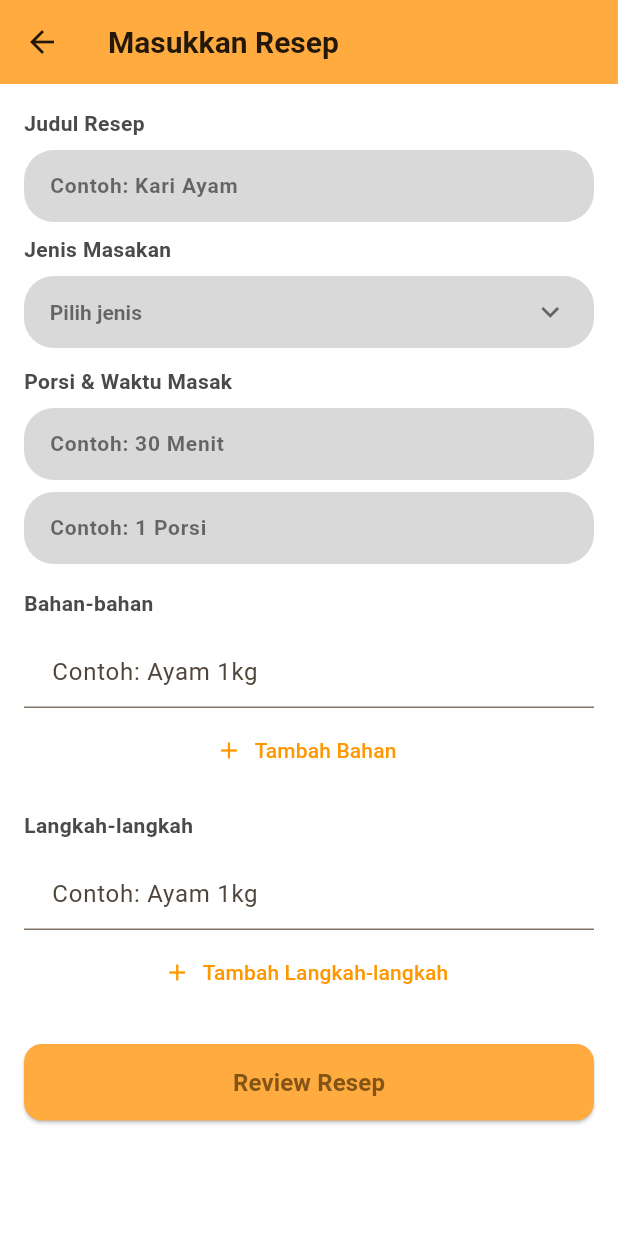
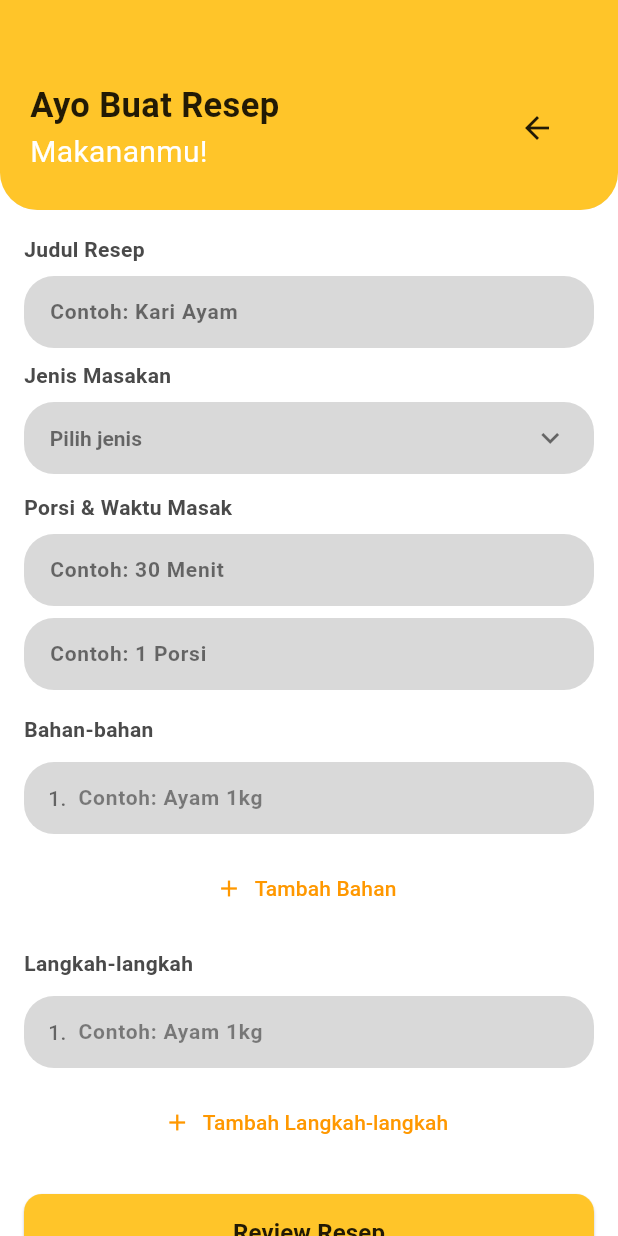
Before and after one commit to dalvero/recibe-box, a Flutter app: the Routing screen opened directly, item 3 of the bottom bar chosen, after a tap on the "add" icon, on a phone screen of 412 x 824 dp. Run offline on Flutter 3.47's test engine with Material 3 defaults, Android fonts, the phone set to English and light mode, and no system bars; our stand-ins replace convex_bottom_bar, image_picker, sqflite; accounts and stored records are empty.

Commit message:
edit UI &  flow apps

```diff
--- a/lib/screens/screen_favorite.dart
+++ b/lib/screens/screen_favorite.dart
@@ -15,18 +15,20 @@ class _ScreenFavoriteState extends State<ScreenFavorite> {
   Widget build(BuildContext context) {
     return Scaffold(
       appBar: MyAppBar(
-        title: 'Buat resep makananmu sendiri',
+        title: 'Buat resep makananmu',
         subtitle: 'di rumahmu sendiri!',
-        backgroundColor: MyThemes.greyColor,
-        height: 120,
+        backgroundColor: MyThemes.primaryColor,
+        height: 140,
+        padding: const EdgeInsets.fromLTRB(20, 30, 20, 0),
         titleStyle: TextStyle(
-          fontSize: 18,
+          fontSize: 23,
           fontWeight: FontWeight.bold,
-          color: MyThemes.greyText,
+          color: MyThemes.textColor,
         ),
         subtitleStyle: TextStyle(
-          fontSize: 16,
-          color: MyThemes.primaryColor,
+          fontSize: 20,
+          fontWeight: FontWeight.normal,
+          color: MyThemes.backgroundColor,
         ),
       ),
       body: const Center(
--- a/lib/screens/screen_form_tambah.dart
+++ b/lib/screens/screen_form_tambah.dart
@@ -1,9 +1,13 @@
+// ignore_for_file: prefer_final_fields
+
 import 'package:flutter/material.dart';
 import 'package:recipe_box/screens/screen_review_resep.dart';
 import 'package:recipe_box/themes/my_themes.dart';
 import 'package:recipe_box/models/resep_model.dart';
+import 'package:recipe_box/widgets/my_app_bar.dart';
 import 'package:recipe_box/widgets/my_dropdown.dart';
 import 'package:recipe_box/widgets/my_textfield.dart';
+import 'package:recipe_box/widgets/my_dynamic_fields.dart';
 
 class ScreenFormTambahResep extends StatefulWidget {
   const ScreenFormTambahResep({super.key});
@@ -36,10 +40,28 @@ class _ScreenFormTambahResepState extends State<ScreenFormTambahResep> {
   Widget build(BuildContext context) {
     return Scaffold(
       backgroundColor: MyThemes.backgroundColor,
-      appBar: AppBar(
-        title: const Text("Masukkan Resep"),
+      appBar: MyAppBar(
+        title: 'Ayo Buat Resep',
+        subtitle: 'Makananmu!',
         backgroundColor: MyThemes.primaryColor,
-        elevation: 0,
+        height: 140,
+        padding: const EdgeInsets.fromLTRB(20, 30, 20, 0),
+        titleStyle: TextStyle(
+          fontSize: 23,
+          fontWeight: FontWeight.bold,
+          color: MyThemes.textColor,
+        ),
+        subtitleStyle: TextStyle(
+          fontSize: 20,
+          fontWeight: FontWeight.normal,
+          color: MyThemes.backgroundColor,
+        ),
+
+        // BACK BUTTON
+        actionWidget: IconButton(
+          icon: Icon(Icons.arrow_back, color: MyThemes.textColor),
+          onPressed: () => Navigator.pop(context),
+        ),
       ),
       body: SingleChildScrollView(
         padding: const EdgeInsets.all(16),
@@ -94,7 +116,7 @@ class _ScreenFormTambahResepState extends State<ScreenFormTambahResep> {
               ..._buildDynamicFields(_langkahControllers, "Tambah Langkah-langkah"),
               const SizedBox(height: 24),
 
-              // Tombol Review
+              // TOMBOL REVIEW
               SizedBox(
                 width: double.infinity,
                 child: ElevatedButton(
@@ -108,7 +130,11 @@ class _ScreenFormTambahResepState extends State<ScreenFormTambahResep> {
                   onPressed: _onReviewPressed,
                   child: const Text(
                     "Review Resep",
-                    style: TextStyle(fontSize: 16, fontWeight: FontWeight.bold),
+                    style: TextStyle(
+                      fontSize: 16,
+                      fontWeight: FontWeight.bold,
+                      color: MyThemes.textColor,
+                    ),
                   ),
                 ),
               ),
@@ -123,28 +149,17 @@ class _ScreenFormTambahResepState extends State<ScreenFormTambahResep> {
     List<TextEditingController> controllers,
     String label,
   ) {
-    List<Widget> widgets = [];
-    for (int i = 0; i < controllers.length; i++) {
-      widgets.add(
-        Padding(
-          padding: const EdgeInsets.symmetric(vertical: 4),
-          child: TextFormField(
-            controller: controllers[i],
-            decoration: InputDecoration(
-              prefixText: "${i + 1}. ",
-              hintText: i == 0 ? "Contoh: Ayam 1kg" : null,
-            ),
-            validator: (v) => v!.isEmpty ? "Isi data ini" : null,
-          ),
+    return [
+      for (int i = 0; i < controllers.length; i++)
+        MyDynamicField(
+          index: i,
+          controller: controllers[i],
+          hintText: i == 0 ? "Contoh: Ayam 1kg" : null,
         ),
-      );
-    }
-    widgets.add(
+      const SizedBox(height: 8),
       Center(
         child: TextButton.icon(
-          onPressed: () {
-            setState(() => controllers.add(TextEditingController()));
-          },
+          onPressed: () => setState(() => controllers.add(TextEditingController())),
           icon: const Icon(Icons.add, color: Colors.orange),
           label: Text(
             label,
@@ -152,9 +167,9 @@ class _ScreenFormTambahResepState extends State<ScreenFormTambahResep> {
           ),
         ),
       ),
-    );
-    return widgets;
+    ];
   }
+
 
   void _onReviewPressed() {
     if (_formKey.currentState!.validate()) {
--- a/lib/screens/screen_tambah_resep.dart
+++ b/lib/screens/screen_tambah_resep.dart
@@ -19,16 +19,18 @@ class _ScreenTambahResepState extends State<ScreenTambahResep> {
       appBar: MyAppBar(
         title: 'Ayo buat resep makanan',
         subtitle: 'versi dirimu sendiri!',
-        backgroundColor: MyThemes.greyColor,
-        height: 120,
+        backgroundColor: MyThemes.primaryColor,
+        height: 140,
+        padding: const EdgeInsets.fromLTRB(20, 30, 20, 0),
         titleStyle: TextStyle(
-          fontSize: 18,
+          fontSize: 23,
           fontWeight: FontWeight.bold,
-          color: MyThemes.greyText,
+          color: MyThemes.textColor,
         ),
         subtitleStyle: TextStyle(
-          fontSize: 16,
-          color: MyThemes.primaryColor,
+          fontSize: 20,
+          fontWeight: FontWeight.normal,
+          color: MyThemes.backgroundColor,
         ),
       ),
       body: const Center(
--- a/lib/themes/my_themes.dart
+++ b/lib/themes/my_themes.dart
@@ -2,8 +2,8 @@ import 'package:flutter/material.dart';
 
 class MyThemes {
   // WARNA UTAMA APLIKASI
-  static const Color primaryColor = Colors.orangeAccent;
-  static const Color secondaryColor = Color(0xFFFFD180);
+  static const Color primaryColor =  Color(0xFFFFC529);
+  static const Color secondaryColor = Color(0xFFFFC529);
   static const Color backgroundColor = Colors.white;
   static const Color textColor = Colors.black87;
   static const Color greyText = Color(0xFF4A4A4A);
--- a/lib/widgets/my_app_bar.dart
+++ b/lib/widgets/my_app_bar.dart
@@ -22,12 +22,12 @@ class MyAppBar extends StatelessWidget implements PreferredSizeWidget {
     this.titleStyle,
     this.subtitleStyle,
     this.backgroundColor = MyThemes.backgroundColor,
-    this.height = 100,
+    this.height = 10,
     this.borderRadius = 25,
     this.showBackButton = false,
     this.titleAlignment = Alignment.centerLeft,
     this.actionWidget,
-    this.padding = const EdgeInsets.symmetric(horizontal: 20, vertical: 10),
+    this.padding = const EdgeInsets.symmetric(horizontal: 20),
     this.gradient,
   });
 
--- a/lib/widgets/my_bottom_bar.dart
+++ b/lib/widgets/my_bottom_bar.dart
@@ -1,5 +1,6 @@
 import 'package:convex_bottom_bar/convex_bottom_bar.dart';
 import 'package:flutter/material.dart';
+import 'package:recipe_box/themes/my_themes.dart';
 
 class MyBottomBar extends StatelessWidget {
   final int selectedIndex;
@@ -14,7 +15,7 @@ class MyBottomBar extends StatelessWidget {
   @override
   Widget build(BuildContext context) {
     return ConvexAppBar(
-      backgroundColor: Colors.orangeAccent,
+      backgroundColor: MyThemes.primaryColor,
       style: TabStyle.react, // ANIMASI SMOOTH KETIKA DITEKAN
       color: Colors.white, // WARNA ICON DEFAULT
       activeColor: Colors.black, // WARNA ICON AKTIF
--- a/lib/widgets/my_dropdown.dart
+++ b/lib/widgets/my_dropdown.dart
@@ -1,3 +1,5 @@
+// ignore_for_file: deprecated_member_use
+
 import 'package:flutter/material.dart';
 import 'package:recipe_box/themes/my_themes.dart';
 
--- /dev/null
+++ b/lib/widgets/my_dynamic_fields.dart
@@ -0,0 +1,71 @@
+import 'package:flutter/material.dart';
+import 'package:recipe_box/themes/my_themes.dart';
+
+class MyDynamicField extends StatelessWidget {
+  final int index;
+  final TextEditingController controller;
+  final String? hintText;
+  final ValueChanged<String>? onChanged;
+  final bool autoFocus;
+
+  const MyDynamicField({
+    super.key,
+    required this.index,
+    required this.controller,
+    this.hintText,
+    this.onChanged,
+    this.autoFocus = false,
+  });
+
+  @override
+  Widget build(BuildContext context) {
+    return Container(
+      height: 48,
+      margin: const EdgeInsets.symmetric(vertical: 4),
+      decoration: BoxDecoration(
+        color: MyThemes.greyColor,
+        borderRadius: BorderRadius.circular(20),
+      ),
+      padding: const EdgeInsets.symmetric(horizontal: 16),
+      alignment: Alignment.centerLeft,
+      child: Row(
+        crossAxisAlignment: CrossAxisAlignment.center,
+        children: [
+          Text(
+            "${index + 1}. ",
+            style: const TextStyle(
+              color: Colors.black54,
+              fontWeight: FontWeight.w500,
+              fontSize: 14,
+            ),
+          ),
+          const SizedBox(width: 4),
+          Expanded(
+            child: Focus(
+              onFocusChange: (focused) {},
+              child: TextFormField(
+                controller: controller,
+                autofocus: autoFocus,
+                onChanged: onChanged,
+                style: MyThemes.titleMedium.copyWith(
+                  color: MyThemes.textColor,
+                  fontSize: 14,
+                ),
+                decoration: InputDecoration(
+                  hintText: hintText,
+                  hintStyle: const TextStyle(
+                    color: Colors.black45,
+                    fontSize: 14,
+                  ),
+                  border: InputBorder.none,
+                  isCollapsed: true,
+                ),
+                validator: (v) => v!.isEmpty ? "Isi data ini" : null,
+              ),
+            ),
+          ),
+        ],
+      ),
+    );
+  }
+}
--- a/lib/widgets/my_textfield.dart
+++ b/lib/widgets/my_textfield.dart
@@ -1,3 +1,5 @@
+// ignore_for_file: deprecated_member_use
+
 import 'package:flutter/material.dart';
 import 'package:recipe_box/themes/my_themes.dart';
 
--- a/pubspec.yaml
+++ b/pubspec.yaml
@@ -34,6 +34,7 @@ dependencies:
   path_provider: ^2.1.2
   convex_bottom_bar: ^3.2.0
   image_picker: ^1.1.0
+  path: ^1.8.3
 
   # The following adds the Cupertino Icons font to your application.
   # Use with the CupertinoIcons class for iOS style icons.
```
Also changed, not shown: lib/db/database_helper.dart (deleted, +0 -72 lines), lib/db/db_constants.dart (added, +15 -0 lines), lib/db/db_helper.dart (added, +45 -0 lines), lib/db/resep_dao.dart (added, +54 -0 lines), lib/main.dart (+13 -1 lines), lib/screens/screen_review_resep.dart (+51 -24 lines), pubspec.lock, 1 other file.
